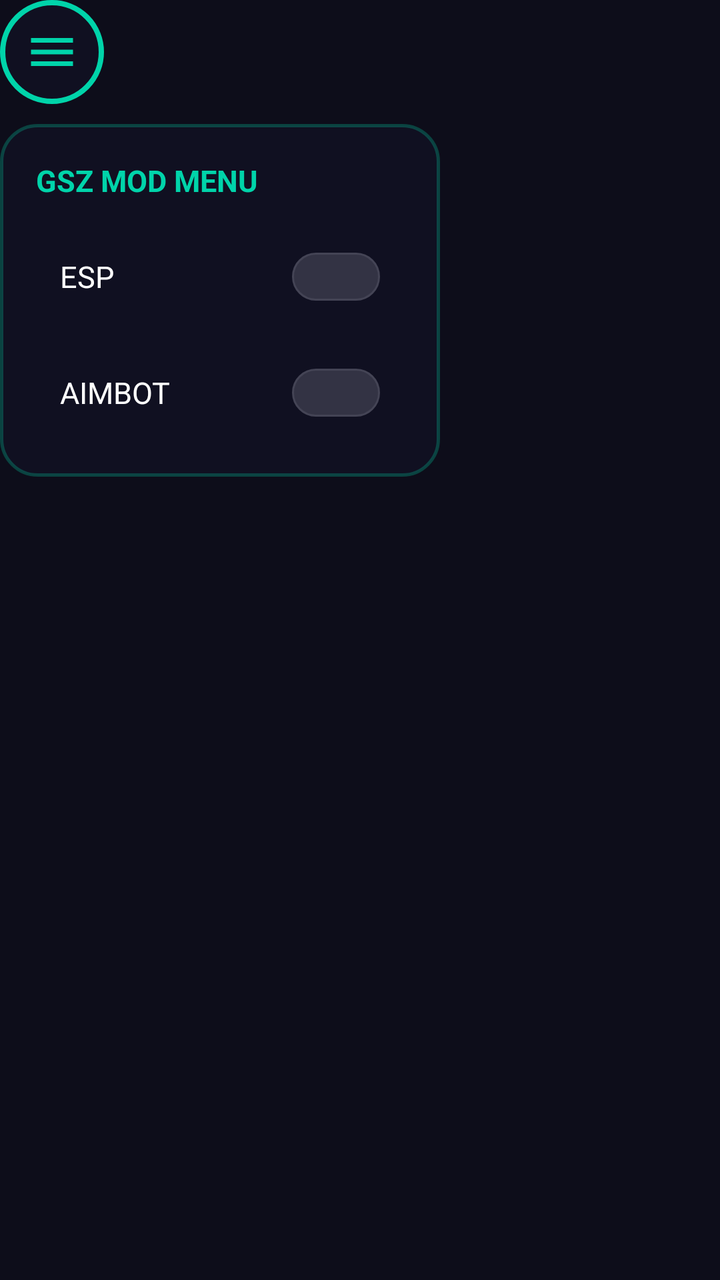
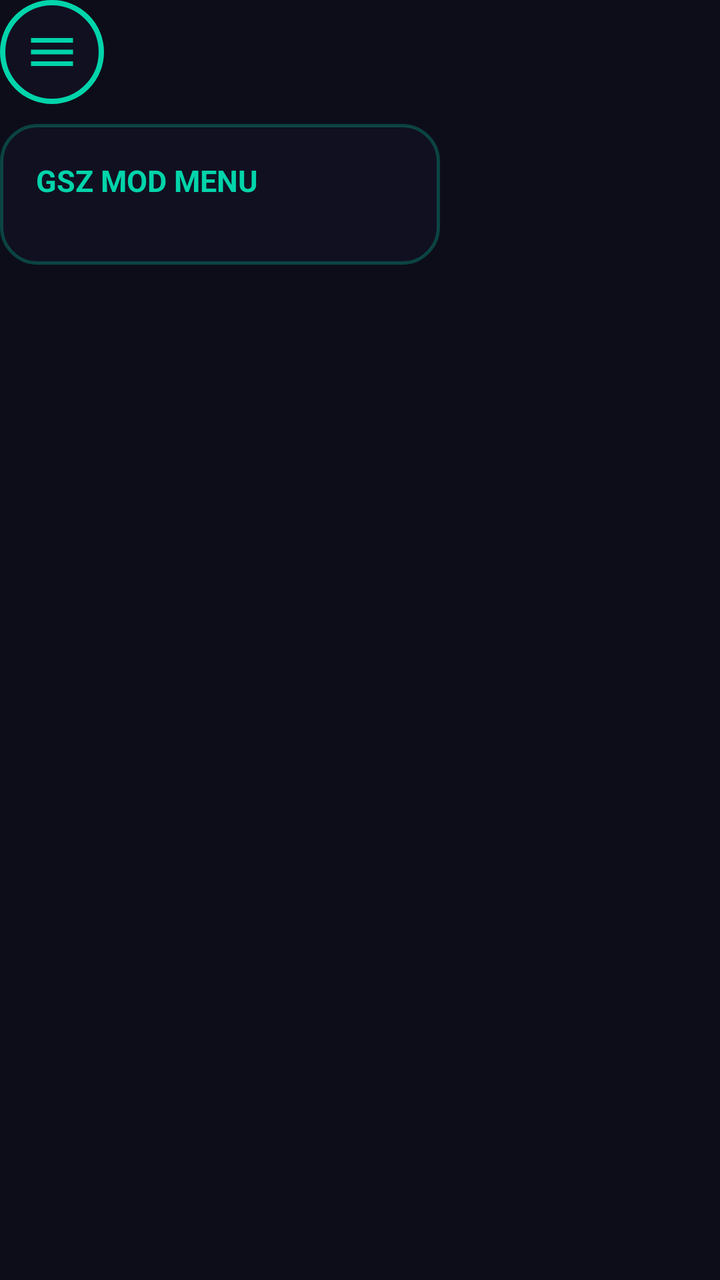

Before-and-after screenshots of an Android layout around one commit, followed by the original layout XML and the change that was made.
<!-- AndroidManifest.xml: application theme Theme.GSZLoader -->
<!-- res/layout/overlay_menu.xml -->
<?xml version="1.0" encoding="utf-8"?>
<FrameLayout xmlns:android="http://schemas.android.com/apk/res/android"
    android:layout_width="wrap_content"
    android:layout_height="wrap_content">

    
    <ImageView
        android:id="@+id/btnToggle"
        android:layout_width="52dp"
        android:layout_height="52dp"
        android:src="@drawable/ic_menu"
        android:background="@drawable/bg_toggle_btn"
        android:padding="12dp"
        android:elevation="10dp"/>

    
    <LinearLayout
        android:id="@+id/menuPanel"
        android:layout_width="220dp"
        android:layout_height="wrap_content"
        android:layout_marginTop="62dp"
        android:orientation="vertical"
        android:background="@drawable/bg_menu"
        android:padding="18dp"
        android:elevation="14dp">

        <TextView
            android:layout_width="wrap_content"
            android:layout_height="wrap_content"
            android:text="GSZ MOD MENU"
            android:textSize="15sp"
            android:textStyle="bold"
            android:textColor="#00D4AA"
            android:layout_marginBottom="14dp"/>

        
        <LinearLayout
            android:id="@+id/espRow"
            android:layout_width="match_parent"
            android:layout_height="wrap_content"
            android:orientation="horizontal"
            android:gravity="center_vertical"
            android:padding="12dp"
            android:background="?android:attr/selectableItemBackground"
            android:layout_marginBottom="10dp">

            <TextView
                android:id="@+id/espLabel"
                android:layout_width="0dp"
                android:layout_height="wrap_content"
                android:layout_weight="1"
                android:text="ESP"
                android:textSize="15sp"
                android:textColor="#FFFFFF"/>

            <View
                android:id="@+id/espIndicator"
                android:layout_width="44dp"
                android:layout_height="24dp"
                android:background="@drawable/bg_toggle_off"/>
        </LinearLayout>

        
        <LinearLayout
            android:id="@+id/aimbotRow"
            android:layout_width="match_parent"
            android:layout_height="wrap_content"
            android:orientation="horizontal"
            android:gravity="center_vertical"
            android:padding="12dp"
            android:background="?android:attr/selectableItemBackground">

            <TextView
                android:id="@+id/aimbotLabel"
                android:layout_width="0dp"
                android:layout_height="wrap_content"
                android:layout_weight="1"
                android:text="AIMBOT"
                android:textSize="15sp"
                android:textColor="#FFFFFF"/>

            <View
                android:id="@+id/aimbotIndicator"
                android:layout_width="44dp"
                android:layout_height="24dp"
                android:background="@drawable/bg_toggle_off"/>
        </LinearLayout>

    </LinearLayout>

</FrameLayout>
<!-- resources referenced by this layout -->
<resources>
  <!-- drawable bg_menu (drawable) -->
  <?xml version="1.0" encoding="utf-8"?>
  <shape xmlns:android="http://schemas.android.com/apk/res/android"
      android:shape="rectangle">
      <solid android:color="#E6111122"/>
      <corners android:radius="18dp"/>
      <stroke android:width="1.5dp" android:color="#4400D4AA"/>
      <padding android:left="18dp" android:top="18dp" android:right="18dp" android:bottom="18dp"/>
  </shape>
  <!-- drawable bg_toggle_btn (drawable) -->
  <?xml version="1.0" encoding="utf-8"?>
  <shape xmlns:android="http://schemas.android.com/apk/res/android"
      android:shape="oval">
      <solid android:color="#EE111122"/>
      <stroke android:width="2.5dp" android:color="#00D4AA"/>
      <size android:width="52dp" android:height="52dp"/>
  </shape>
  <!-- drawable bg_toggle_off (drawable) -->
  <?xml version="1.0" encoding="utf-8"?>
  <shape xmlns:android="http://schemas.android.com/apk/res/android"
      android:shape="rectangle">
      <solid android:color="#333344"/>
      <corners android:radius="12dp"/>
      <stroke android:width="1dp" android:color="#444455"/>
  </shape>
  <!-- drawable ic_menu (drawable) -->
  <?xml version="1.0" encoding="utf-8"?>
  <vector xmlns:android="http://schemas.android.com/apk/res/android"
      android:width="28dp"
      android:height="28dp"
      android:viewportWidth="24"
      android:viewportHeight="24">
      <path
          android:fillColor="#00D4AA"
          android:pathData="M3,18h18v-2H3v2zM3,13h18v-2H3v2zM3,6v2h18V6H3z"/>
  </vector>
  <style name="Theme.GSZLoader" parent="android:Theme.Material.NoActionBar">
          <item name="android:statusBarColor">#0D0D1A</item>
          <item name="android:navigationBarColor">#0D0D1A</item>
          <item name="android:windowBackground">#0D0D1A</item>
      </style>
</resources>

<!-- the commit's change to res/layout/overlay_menu.xml (unified diff, before → after) -->
@@ -3,7 +3,6 @@
     android:layout_width="wrap_content"
     android:layout_height="wrap_content">
 
-    
     <ImageView
         android:id="@+id/btnToggle"
         android:layout_width="52dp"
@@ -13,7 +12,6 @@
         android:padding="12dp"
         android:elevation="10dp"/>
 
-    
     <LinearLayout
         android:id="@+id/menuPanel"
         android:layout_width="220dp"
@@ -33,57 +31,64 @@
             android:textColor="#00D4AA"
             android:layout_marginBottom="14dp"/>
 
-        
         <LinearLayout
-            android:id="@+id/espRow"
+            android:id="@+id/panelContent"
             android:layout_width="match_parent"
             android:layout_height="wrap_content"
-            android:orientation="horizontal"
-            android:gravity="center_vertical"
-            android:padding="12dp"
-            android:background="?android:attr/selectableItemBackground"
-            android:layout_marginBottom="10dp">
+            android:orientation="vertical"
+            android:visibility="gone">
 
-            <TextView
-                android:id="@+id/espLabel"
-                android:layout_width="0dp"
+            <LinearLayout
+                android:id="@+id/espRow"
+                android:layout_width="match_parent"
                 android:layout_height="wrap_content"
-                android:layout_weight="1"
-                android:text="ESP"
-                android:textSize="15sp"
-                android:textColor="#FFFFFF"/>
+                android:orientation="horizontal"
+                android:gravity="center_vertical"
+                android:padding="12dp"
+                android:background="?android:attr/selectableItemBackground"
+                android:layout_marginBottom="10dp">
 
-            <View
-                android:id="@+id/espIndicator"
-                android:layout_width="44dp"
-                android:layout_height="24dp"
-                android:background="@drawable/bg_toggle_off"/>
-        </LinearLayout>
+                <TextView
+                    android:id="@+id/espLabel"
+                    android:layout_width="0dp"
+                    android:layout_height="wrap_content"
+                    android:layout_weight="1"
+                    android:text="ESP"
+                    android:textSize="15sp"
+                    android:textColor="#FFFFFF"/>
 
-        
-        <LinearLayout
-            android:id="@+id/aimbotRow"
-            android:layout_width="match_parent"
-            android:layout_height="wrap_content"
-            android:orientation="horizontal"
-            android:gravity="center_vertical"
-            android:padding="12dp"
-            android:background="?android:attr/selectableItemBackground">
+                <View
+                    android:id="@+id/espIndicator"
+                    android:layout_width="44dp"
+                    android:layout_height="24dp"
+                    android:background="@drawable/bg_toggle_off"/>
+            </LinearLayout>
 
-            <TextView
-                android:id="@+id/aimbotLabel"
-                android:layout_width="0dp"
+            <LinearLayout
+                android:id="@+id/aimbotRow"
+                android:layout_width="match_parent"
                 android:layout_height="wrap_content"
-                android:layout_weight="1"
-                android:text="AIMBOT"
-                android:textSize="15sp"
-                android:textColor="#FFFFFF"/>
+                android:orientation="horizontal"
+                android:gravity="center_vertical"
+                android:padding="12dp"
+                android:background="?android:attr/selectableItemBackground">
 
-            <View
-                android:id="@+id/aimbotIndicator"
-                android:layout_width="44dp"
-                android:layout_height="24dp"
-                android:background="@drawable/bg_toggle_off"/>
+                <TextView
+                    android:id="@+id/aimbotLabel"
+                    android:layout_width="0dp"
+                    android:layout_height="wrap_content"
+                    android:layout_weight="1"
+                    android:text="AIMBOT"
+                    android:textSize="15sp"
+                    android:textColor="#FFFFFF"/>
+
+                <View
+                    android:id="@+id/aimbotIndicator"
+                    android:layout_width="44dp"
+                    android:layout_height="24dp"
+                    android:background="@drawable/bg_toggle_off"/>
+            </LinearLayout>
+
         </LinearLayout>
 
     </LinearLayout>
